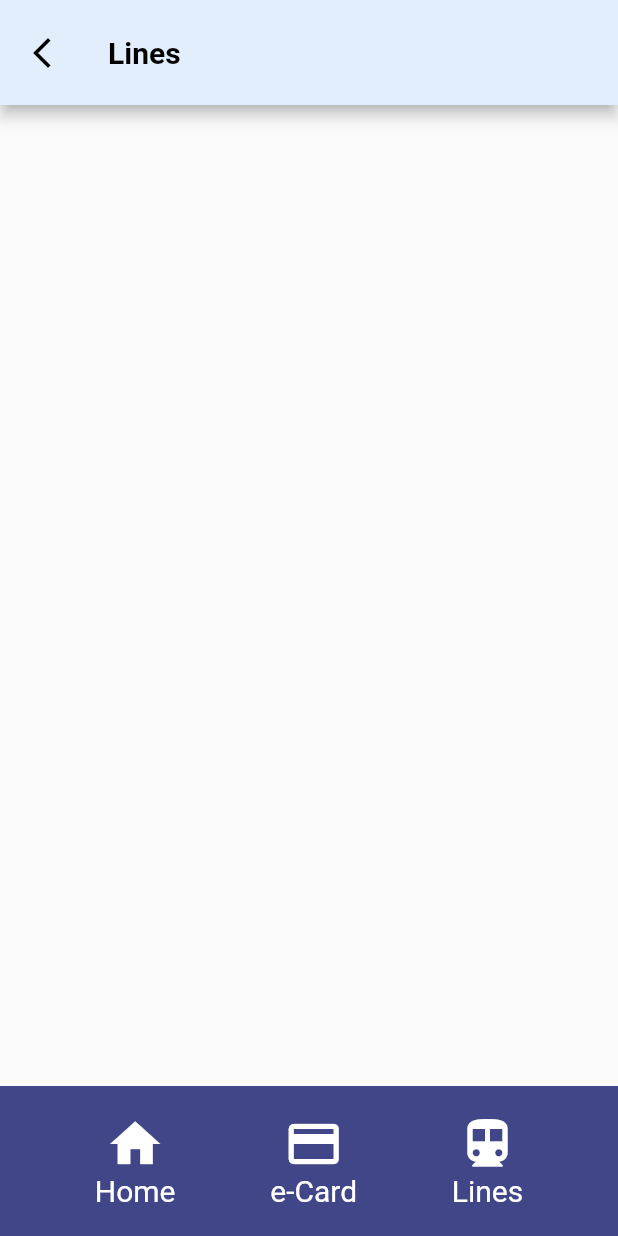
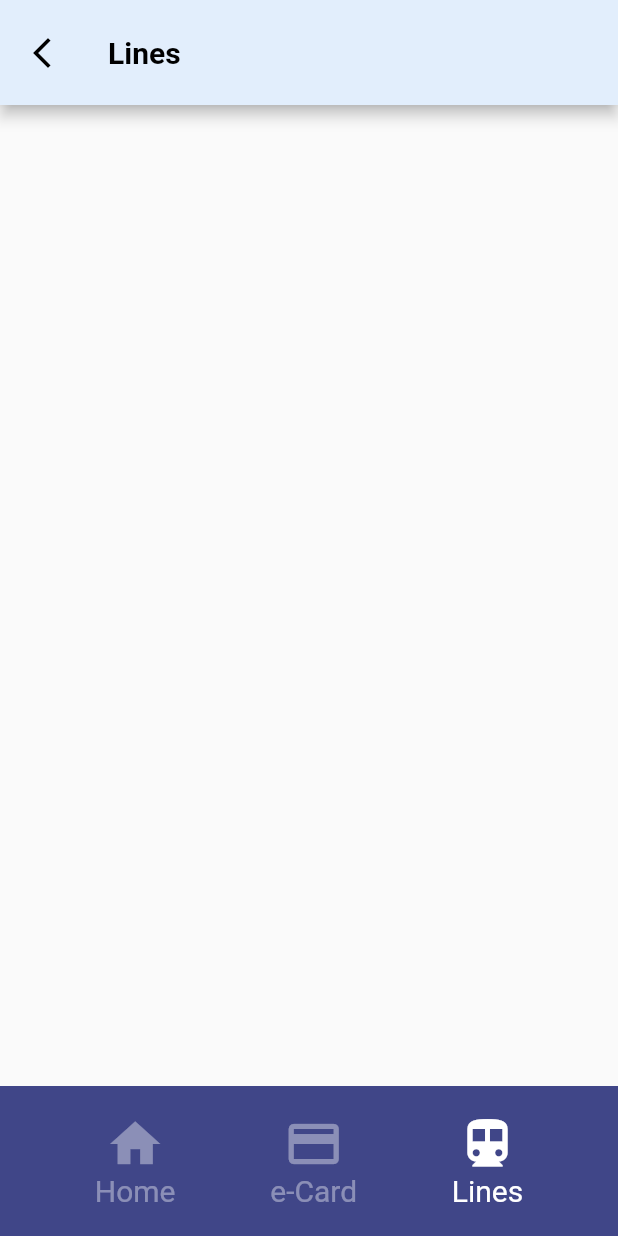
Before and after one commit to francesctr4/FlutterAppProject, a Flutter app: the screen it shows after launch, on a phone screen of 412 x 824 dp. Run offline on Flutter 3.47's test engine with Material 2 defaults, Android fonts, the phone set to English and light mode, and no system bars.

Commit message:
BottomBar Widget Selected Parameter

```diff
--- a/flutter_app_project/project_source/lib/screens/lines_screen.dart
+++ b/flutter_app_project/project_source/lib/screens/lines_screen.dart
@@ -34,7 +34,9 @@ class LinesScreen extends StatelessWidget {
           Container(
             color: Colors.white,
           ),
-          const BottomBar(),
+          BottomBar(
+            highlighted: "Lines",
+          ),
         ],
       ),
     );
--- a/flutter_app_project/project_source/lib/widgets/bottom_bar.dart
+++ b/flutter_app_project/project_source/lib/widgets/bottom_bar.dart
@@ -1,16 +1,28 @@
 import 'package:flutter/material.dart';
 
 class BottomBar extends StatelessWidget {
-  const BottomBar({
+  BottomBar({
     super.key,
+    this.highlighted,
   });
+
+  final String? highlighted;
+
+  final Color selected = Colors.white;
+  final Color notSelected = const Color.fromARGB(100, 255, 255, 255);
+
+  late final Color homeColor = (highlighted == "Home") ? selected : notSelected;
+  late final Color eCardColor =
+      (highlighted == "e-Card") ? selected : notSelected;
+  late final Color linesColor =
+      (highlighted == "Lines") ? selected : notSelected;
 
   @override
   Widget build(BuildContext context) {
     return Container(
       height: 100,
       color: const Color.fromRGBO(64, 70, 136, 1),
-      child: const Row(
+      child: Row(
         mainAxisAlignment: MainAxisAlignment.spaceEvenly,
         children: [
           Column(
@@ -19,12 +31,12 @@ class BottomBar extends StatelessWidget {
               Icon(
                 Icons.home,
                 size: 40,
-                color: Colors.white,
+                color: homeColor,
               ),
               Text(
                 "Home",
                 style: TextStyle(
-                  color: Colors.white,
+                  color: homeColor,
                   fontSize: 20,
                 ),
               ),
@@ -36,12 +48,12 @@ class BottomBar extends StatelessWidget {
               Icon(
                 Icons.credit_card,
                 size: 40,
-                color: Colors.white,
+                color: eCardColor,
               ),
               Text(
                 "e-Card",
                 style: TextStyle(
-                  color: Colors.white,
+                  color: eCardColor,
                   fontSize: 20,
                 ),
               ),
@@ -53,12 +65,12 @@ class BottomBar extends StatelessWidget {
               Icon(
                 Icons.directions_subway,
                 size: 40,
-                color: Colors.white,
+                color: linesColor,
               ),
               Text(
                 "Lines",
                 style: TextStyle(
-                  color: Colors.white,
+                  color: linesColor,
                   fontSize: 20,
                 ),
               ),
```
